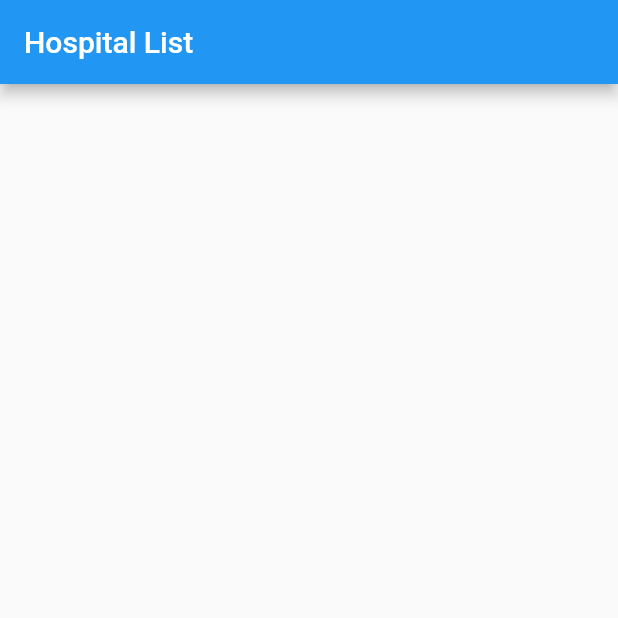
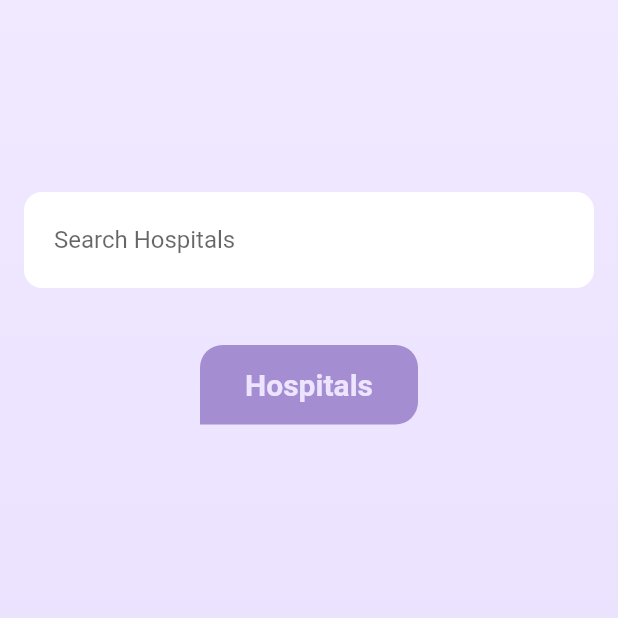
Before and after one commit to anandcharukesan/DocSpot, a Flutter app: the screen it shows after launch, on a phone screen of 412 x 824 dp, the top half of it. Run offline on Flutter 3.47's test engine with Material 2 defaults, Android fonts, the phone set to English and light mode, and no system bars; network calls fail.

Commit message:
UI develop hospital list page

```diff
--- a/lib/doctor_list_screen.dart
+++ b/lib/doctor_list_screen.dart
@@ -22,7 +22,7 @@ class _DoctorListScreenState extends State<DoctorListScreen> {
   }
 
   Future<void> fetchDoctors() async {
-    final response = await http.get(Uri.parse('https://691f-117-250-228-98.ngrok-free.app/api/hospitals/${widget.hospitalId}/departments/${widget.departmentId}/doctors/'));
+    final response = await http.get(Uri.parse('https://298b-117-250-228-98.ngrok-free.appapi/hospitals/${widget.hospitalId}/departments/${widget.departmentId}/doctors/'));
     if (response.statusCode == 200) {
       doctors = jsonDecode(response.body);
       setState(() {});
--- a/lib/hospital_details_screen.dart
+++ b/lib/hospital_details_screen.dart
@@ -23,7 +23,7 @@ class _HospitalDetailsScreenState extends State<HospitalDetailsScreen> {
   }
 
   Future<void> fetchDepartments() async {
-    final response = await http.get(Uri.parse('https://691f-117-250-228-98.ngrok-free.app/api/hospitals/${widget.hospitalId}/departments/'));
+    final response = await http.get(Uri.parse('https://298b-117-250-228-98.ngrok-free.appapi/hospitals/${widget.hospitalId}/departments/'));
     if (response.statusCode == 200) {
       departments = jsonDecode(response.body);
       setState(() {});
--- a/lib/hospital_list_screen.dart
+++ b/lib/hospital_list_screen.dart
@@ -1,9 +1,24 @@
 import 'package:flutter/material.dart';
-
 import 'package:http/http.dart' as http;
 import 'dart:convert';
+import 'hospital_details_screen.dart';
 
-import 'hospital_details_screen.dart';
+void main() {
+  runApp(MyApp());
+}
+
+class MyApp extends StatelessWidget {
+  @override
+  Widget build(BuildContext context) {
+    return MaterialApp(
+      title: 'Hospital List',
+      theme: ThemeData(
+        primarySwatch: Colors.blue,
+      ),
+      home: HospitalListScreen(),
+    );
+  }
+}
 
 class HospitalListScreen extends StatefulWidget {
   @override
@@ -12,6 +27,7 @@ class HospitalListScreen extends StatefulWidget {
 
 class _HospitalListScreenState extends State<HospitalListScreen> {
   List<dynamic> hospitals = [];
+  TextEditingController searchController = TextEditingController();
 
   @override
   void initState() {
@@ -20,7 +36,7 @@ class _HospitalListScreenState extends State<HospitalListScreen> {
   }
 
   Future<void> fetchHospitals() async {
-    final response = await http.get(Uri.parse('https://691f-117-250-228-98.ngrok-free.app/api/hospitals/'));
+    final response = await http.get(Uri.parse('https://298b-117-250-228-98.ngrok-free.app/api/hospitals/'));
     if (response.statusCode == 200) {
       hospitals = jsonDecode(response.body);
       setState(() {});
@@ -32,14 +48,75 @@ class _HospitalListScreenState extends State<HospitalListScreen> {
   @override
   Widget build(BuildContext context) {
     return Scaffold(
-      appBar: AppBar(
-        title: Text('Hospital List'),
+      body: Container(
+        decoration: BoxDecoration(
+          gradient: LinearGradient(
+            begin: Alignment.topCenter,
+            end: Alignment.bottomCenter,
+            colors: [Color(0xFFf0e9ff), Color(0xFFe7dcff)],
           ),
-      body: ListView.builder(
-        itemCount: hospitals.length,
-        itemBuilder: (BuildContext context, int index) {
+        ),
+        child: CustomScrollView(
+          slivers: <Widget>[
+            SliverPadding(
+              padding: EdgeInsets.all(8.0),
+              sliver: SliverToBoxAdapter(
+                child: Container(
+                  margin: EdgeInsets.only(left: 8, top: 120, right: 8, bottom: 30),
+                  padding: EdgeInsets.symmetric(horizontal: 20.0, vertical: 8),
+                  decoration: BoxDecoration(
+                    color: Colors.white, // Background color of the search bar
+                    borderRadius: BorderRadius.circular(12.0),
+                  ),
+                  child: TextField(
+                    controller: searchController,
+                    decoration: InputDecoration(
+                      hintText: 'Search Hospitals',
+                      border: InputBorder.none,
+
+                    ),
+                  ),
+                ),
+              ),
+            ),
+            SliverToBoxAdapter(
+              child: Center(
+                child: Container(
+                  margin: EdgeInsets.only(bottom: 20),
+                  decoration: BoxDecoration(
+                      color: Color(0xFFa48dd0),
+                      borderRadius: BorderRadius.only(topRight: Radius.circular(15), topLeft: Radius.circular(15), bottomRight: Radius.circular(15))
+                  ),
+                  child: Padding(
+                    padding: const EdgeInsets.only(top: 15, bottom: 15, right: 30, left: 30),
+                    child: Text(
+                      'Hospitals',
+                      style: TextStyle(
+                        color: Color(0xFFede4ff),
+                        fontSize: 20.0,
+                        fontWeight: FontWeight.bold,
+                      ),
+                    ),
+                  ),
+                ),
+              ),
+            ),
+
+
+            SliverList(
+              delegate: SliverChildBuilderDelegate(
+                    (BuildContext context, int index) {
                   final hospital = hospitals[index];
-          return ListTile(
+                  return Padding(
+                    padding: EdgeInsets.symmetric(vertical: 3.0, horizontal: 16.0), // Add vertical padding
+                    child: Card(
+                      elevation: 3.0,
+                      shape: RoundedRectangleBorder(
+                        borderRadius: BorderRadius.circular(12.0),
+                      ),
+                      child: Container(
+                        height: 90.0,
+                        child: ListTile(
                           title: Text(hospital['hospital_name']),
                           subtitle: Text(hospital['district']),
                           onTap: () {
@@ -50,8 +127,16 @@ class _HospitalListScreenState extends State<HospitalListScreen> {
                               ),
                             );
                           },
+                        ),
+                      ),
+                    ),
                   );
                 },
+                childCount: hospitals.length,
+              ),
+            ),
+          ],
+        ),
       ),
     );
   }
--- a/lib/main.dart
+++ b/lib/main.dart
@@ -9,6 +9,7 @@ class MyApp extends StatelessWidget {
   @override
   Widget build(BuildContext context) {
     return MaterialApp(
+      debugShowCheckedModeBanner: false,
       home: HospitalListScreen(),
     );
   }
```
Lines whose indentation alone changed are shown as unchanged.
